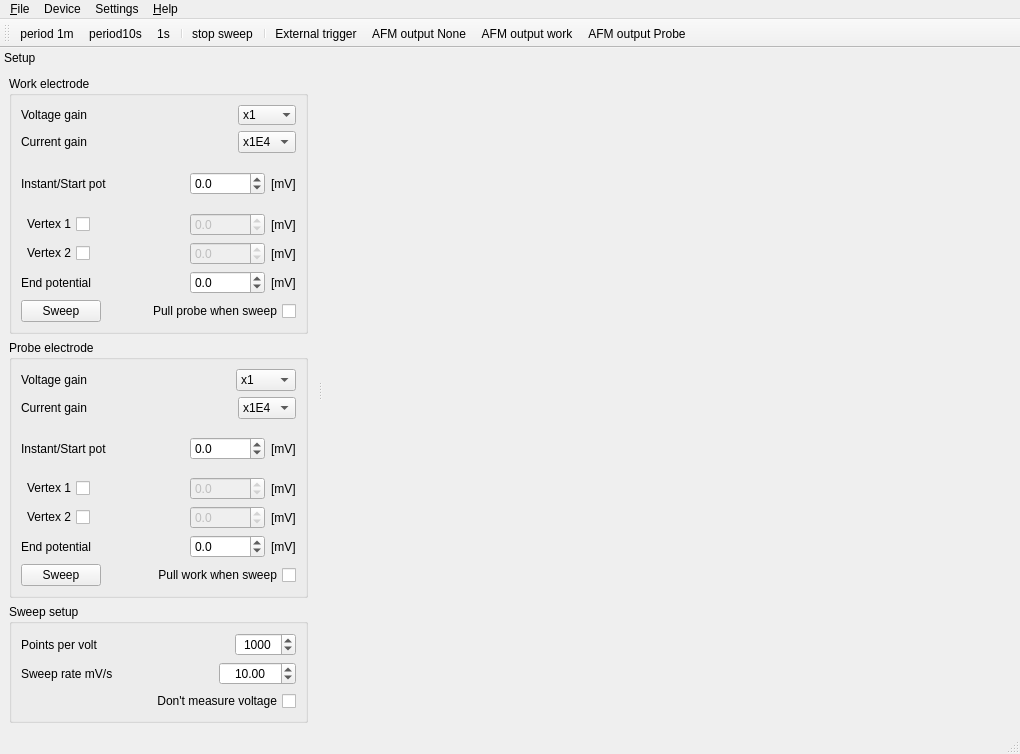
Qt form software/digitizer/src/main_wnd.ui (z80/digitizer) before a commit.
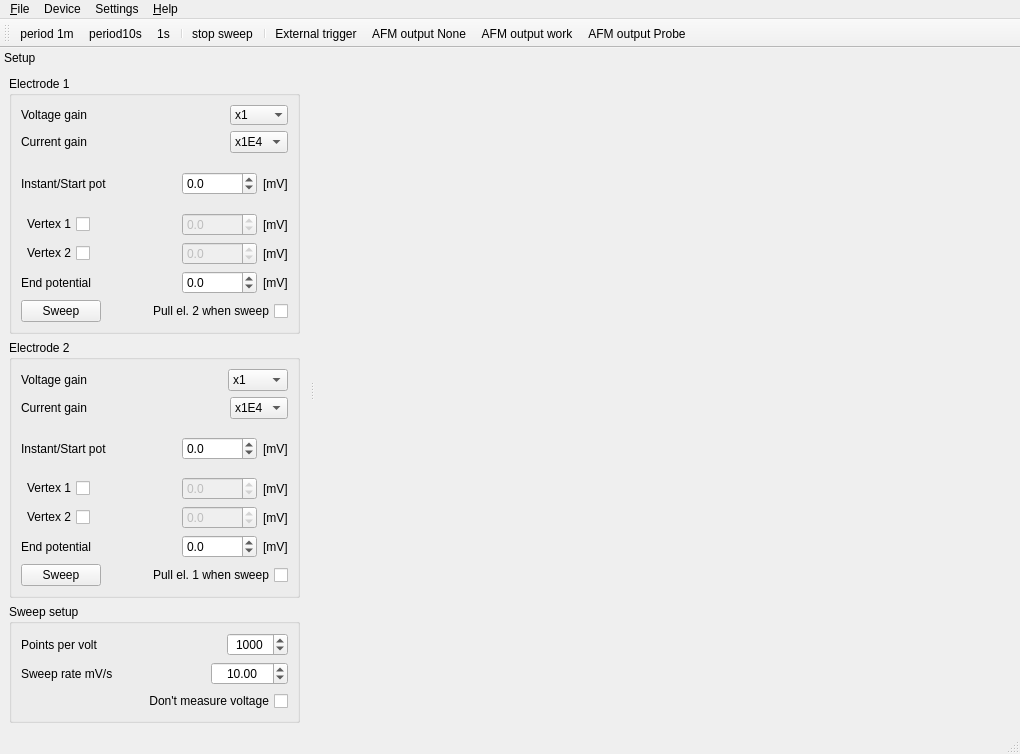
The same form after that commit. Icons and pictures are not drawn.

Commit message: Adjusted signal signs and GUI titles.

The edit to the form file:
```diff
--- a/software/digitizer/src/main_wnd.ui
+++ b/software/digitizer/src/main_wnd.ui
@@ -86,7 +86,7 @@
      <item>
       <widget class="QGroupBox" name="groupBox">
        <property name="title">
-        <string>Work electrode</string>
+        <string>Electrode 1</string>
        </property>
        <layout class="QVBoxLayout" name="verticalLayout">
         <item>
@@ -435,7 +435,7 @@
              <enum>Qt::RightToLeft</enum>
             </property>
             <property name="text">
-             <string>Pull probe when sweep</string>
+             <string>Pull el. 2 when sweep</string>
             </property>
            </widget>
           </item>
@@ -447,7 +447,7 @@
      <item>
       <widget class="QGroupBox" name="groupBox_2">
        <property name="title">
-        <string>Probe electrode</string>
+        <string>Electrode 2</string>
        </property>
        <layout class="QVBoxLayout" name="verticalLayout_2">
         <item>
@@ -793,7 +793,7 @@
              <enum>Qt::RightToLeft</enum>
             </property>
             <property name="text">
-             <string>Pull work when sweep</string>
+             <string>Pull el. 1 when sweep</string>
             </property>
            </widget>
           </item>
```
The commit also changes 2 other files.
